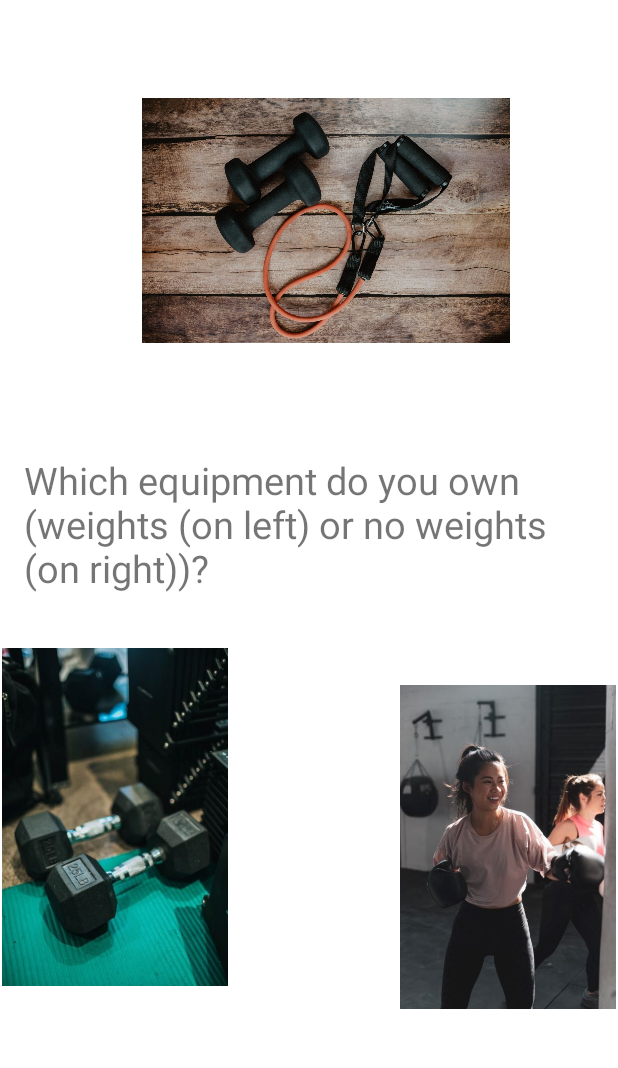
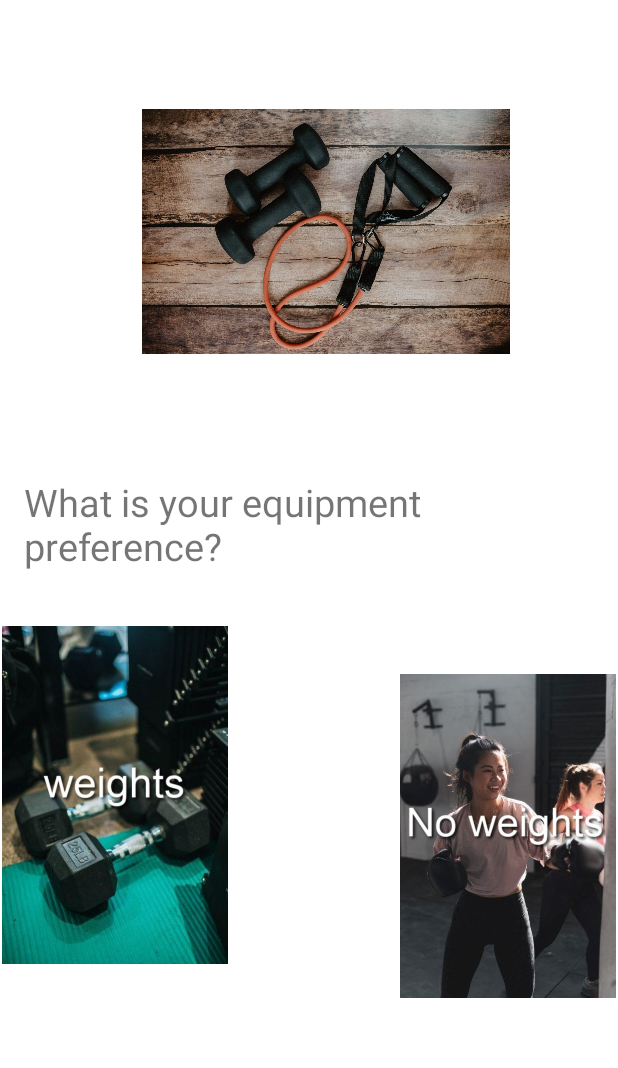
Before and after one commit to Nicovz21/Workout-App-Final, an Android app: the PreferenceFragment screen opened through its navigation route, on a phone screen of 412 x 824 dp, the part 84-1152 px from its top. Run offline under Robolectric (Android 15) with nearby library versions, the phone set to English and light mode, and no system bars; our stand-ins replace navigation-ui; 2 statements that could not run were skipped.

```diff
--- a/app/src/main/java/com/hfad/workoutmaker/MainActivity.java
+++ b/app/src/main/java/com/hfad/workoutmaker/MainActivity.java
@@ -29,6 +29,7 @@ import java.util.Random;
 
 public class MainActivity extends AppCompatActivity  {
     public static WorkoutsDataSource dataSource;
+    MySQLiteHelper myDb;
     private ShareActionProvider provider;
 
     @Override
@@ -37,6 +38,7 @@ public class MainActivity extends AppCompatActivity  {
         setContentView(R.layout.activity_main);
         setSupportActionBar(findViewById(R.id.toolbar));
         //setSupportActionBar(findViewById(R.id.toolbar));
+
 //un-comment to re-create the database
 //        dataSource = new WorkoutsDataSource(this);
 //        dataSource.open();
--- a/app/src/main/java/com/hfad/workoutmaker/MySQLiteHelper.java
+++ b/app/src/main/java/com/hfad/workoutmaker/MySQLiteHelper.java
@@ -76,6 +76,11 @@ public class MySQLiteHelper extends SQLiteOpenHelper {
         Cursor res = db.query(TABLE_EXERCISES,new String[]{COLUMN_ID,COLUMN_EXPERIENCE, COLUMN_EQUIPMENT, COLUMN_WORKOUT}, COLUMN_EXPERIENCE + "=?" + " AND" +" "+ COLUMN_EQUIPMENT + "=?",new String[]{"experienced","weights"},null,null,null);
         return res;
     }
+    public Cursor getAllWorkouts(){
+        SQLiteDatabase db = this.getWritableDatabase();
+        Cursor res = db.query(TABLE_EXERCISES,new String[]{COLUMN_ID,COLUMN_EXPERIENCE, COLUMN_EQUIPMENT, COLUMN_WORKOUT}, null,null,null,null,null);
+        return res;
+    }
     //delete specific data in data table
     public Integer deleteData(String id){
         SQLiteDatabase db = this.getWritableDatabase();
--- a/app/src/main/res/layout/activity_card_view.xml
+++ b/app/src/main/res/layout/activity_card_view.xml
@@ -4,6 +4,7 @@
     android:layout_width="match_parent"
     android:layout_height="match_parent"
     tools:context=".RelaxActivity">
+
     <androidx.appcompat.widget.Toolbar
         android:id="@+id/toolbar"
         android:layout_width="match_parent"
--- a/app/src/main/res/layout/fragment_main_activity.xml
+++ b/app/src/main/res/layout/fragment_main_activity.xml
@@ -15,7 +15,7 @@
         android:layout_height="226dp"
         android:layout_marginTop="20dp"
         android:layout_marginBottom="7dp"
-        android:src="@drawable/beginnernewpicresized"
+        android:src="@drawable/beginnerresizewtext"
         app:layout_constraintBottom_toTopOf="@+id/ExperiencedImage"
         app:layout_constraintEnd_toEndOf="parent"
         app:layout_constraintStart_toStartOf="parent"
@@ -31,7 +31,7 @@
 
         android:layout_marginEnd="10dp"
         android:layout_marginBottom="32dp"
-        android:src="@drawable/experienceresize"
+        android:src="@drawable/experiencedresizewtext"
         app:layout_constraintBottom_toBottomOf="parent"
         app:layout_constraintEnd_toEndOf="parent"
         app:layout_constraintHorizontal_bias="0.459"
--- a/app/src/main/res/layout/fragment_preference.xml
+++ b/app/src/main/res/layout/fragment_preference.xml
@@ -26,7 +26,7 @@
         android:layout_marginStart="3dp"
         android:layout_marginTop="4dp"
         android:layout_marginBottom="54dp"
-        android:src="@drawable/noweightssmaller"
+        android:src="@drawable/noweightsresizewtext"
         app:layout_constraintBottom_toBottomOf="parent"
         app:layout_constraintEnd_toEndOf="parent"
 
@@ -38,7 +38,7 @@
         android:layout_width="153dp"
         android:layout_height="225dp"
         android:layout_marginTop="36dp"
-        android:src="@drawable/weightssmaller"
+        android:src="@drawable/wieghtsresizewtext"
         app:layout_constraintStart_toStartOf="parent"
         app:layout_constraintTop_toBottomOf="@+id/question_three" />
 
--- a/app/src/main/res/values/strings.xml
+++ b/app/src/main/res/values/strings.xml
@@ -1,8 +1,8 @@
 <resources>
     <string name="app_name">WorkoutMaker</string>
-    <string name="question_one">Which category do you fit into? (top = not experienced) (bottom = experienced)</string>
+    <string name="question_one">Which category do you fit into?</string>
     <string name="question_two">How many days off would you like in the weekdays?</string>
-    <string name="question_three">Which equipment do you own (weights (on left) or no weights (on right))?</string>
+    <string name="question_three">What is your equipment preference?</string>
     //buttons
     <string name="next">Next</string>
     <string name="back">Back</string>
```
Also changed, not shown: app/src/main/java/com/hfad/workoutmaker/MainActivityFragment.java (+0 -24 lines), app/src/main/res/drawable/beginnerresizewtext.jpg (added), app/src/main/res/drawable/experiencedresizewtext.jpg (added), app/src/main/res/drawable/noweightsresizewtext.jpg (added), app/src/main/res/drawable/wieghtsresizewtext.jpg (added).
